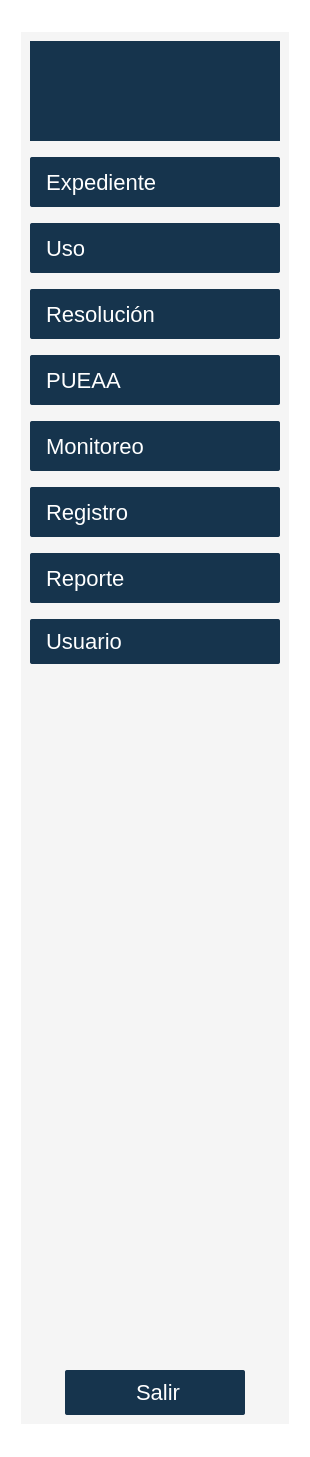
The window that app/ui/Sidebar.ui (Alg4ret3/Corponari-o-TUA) describes before a commit, drawn with Qt 5.
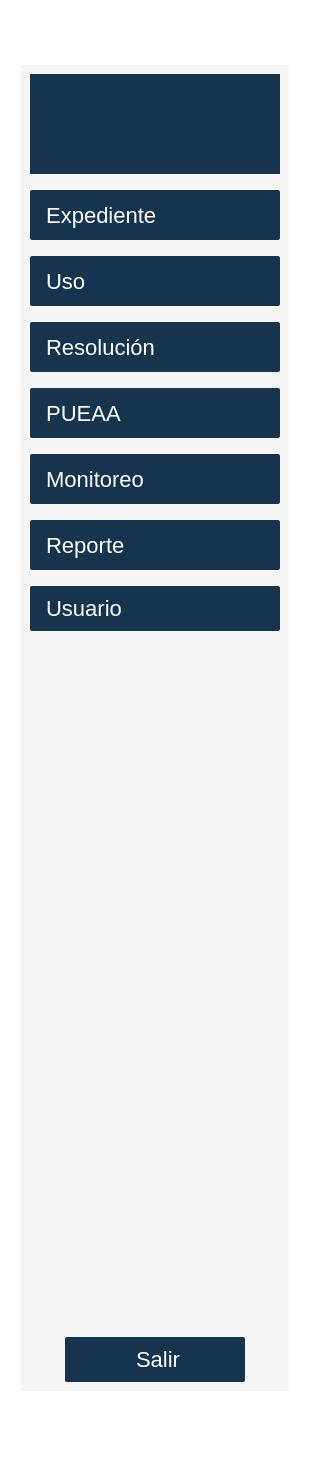
The same window after the commit. Icons and pictures are not drawn.

Diff of the .ui file:
```diff
--- a/app/ui/Sidebar.ui
+++ b/app/ui/Sidebar.ui
@@ -515,77 +515,6 @@
 </string>
             </property>
             <property name="text">
-             <string> Registro</string>
-            </property>
-            <property name="icon">
-             <iconset>
-              <normaloff>../../assets/iconos/folder.png</normaloff>../../assets/iconos/folder.png</iconset>
-            </property>
-            <property name="iconSize">
-             <size>
-              <width>24</width>
-              <height>24</height>
-             </size>
-            </property>
-           </widget>
-          </item>
-          <item>
-           <spacer name="verticalSpacer_5">
-            <property name="orientation">
-             <enum>Qt::Vertical</enum>
-            </property>
-            <property name="sizeType">
-             <enum>QSizePolicy::Fixed</enum>
-            </property>
-            <property name="sizeHint" stdset="0">
-             <size>
-              <width>20</width>
-              <height>10</height>
-             </size>
-            </property>
-           </spacer>
-          </item>
-          <item alignment="Qt::AlignHCenter|Qt::AlignTop">
-           <widget class="QPushButton" name="BtnReportes">
-            <property name="sizePolicy">
-             <sizepolicy hsizetype="Fixed" vsizetype="Fixed">
-              <horstretch>0</horstretch>
-              <verstretch>0</verstretch>
-             </sizepolicy>
-            </property>
-            <property name="minimumSize">
-             <size>
-              <width>250</width>
-              <height>50</height>
-             </size>
-            </property>
-            <property name="cursor">
-             <cursorShape>PointingHandCursor</cursorShape>
-            </property>
-            <property name="styleSheet">
-             <string notr="true">QPushButton {
-    background-color: #16344D; /* Color de fondo */
-    border-radius: 2px; /* Bordes redondeados */
-    color: white; /* Color del texto */
-    padding: 5px 10px; /* Espaciado interno */
-    border: none; /* Elimina el borde predeterminado */
-    font-size: 22px; /* Tamaño de fuente */
-    text-align: left; /* Alinea el texto a la izquierda */
-}
-
-QPushButton:hover {
-    background-color: #1A4567; /* Color de fondo al pasar el mouse */
-    box-shadow: 0 0 10px rgba(0, 0, 0, 0.5); /* Sombra al pasar el mouse */
-    transform: scale(1.02); /* Ligero aumento al pasar el mouse */
-    transition: all 0.3s ease-in-out; /* Transición suave */
-}
-
-QPushButton::icon {
-    padding-right: 5px; /* Espaciado entre el icono y el texto */
-}
-</string>
-            </property>
-            <property name="text">
              <string> Reporte</string>
             </property>
             <property name="icon">
```
Left out of the diff: 2 changed lines with no effect on the pictures.
